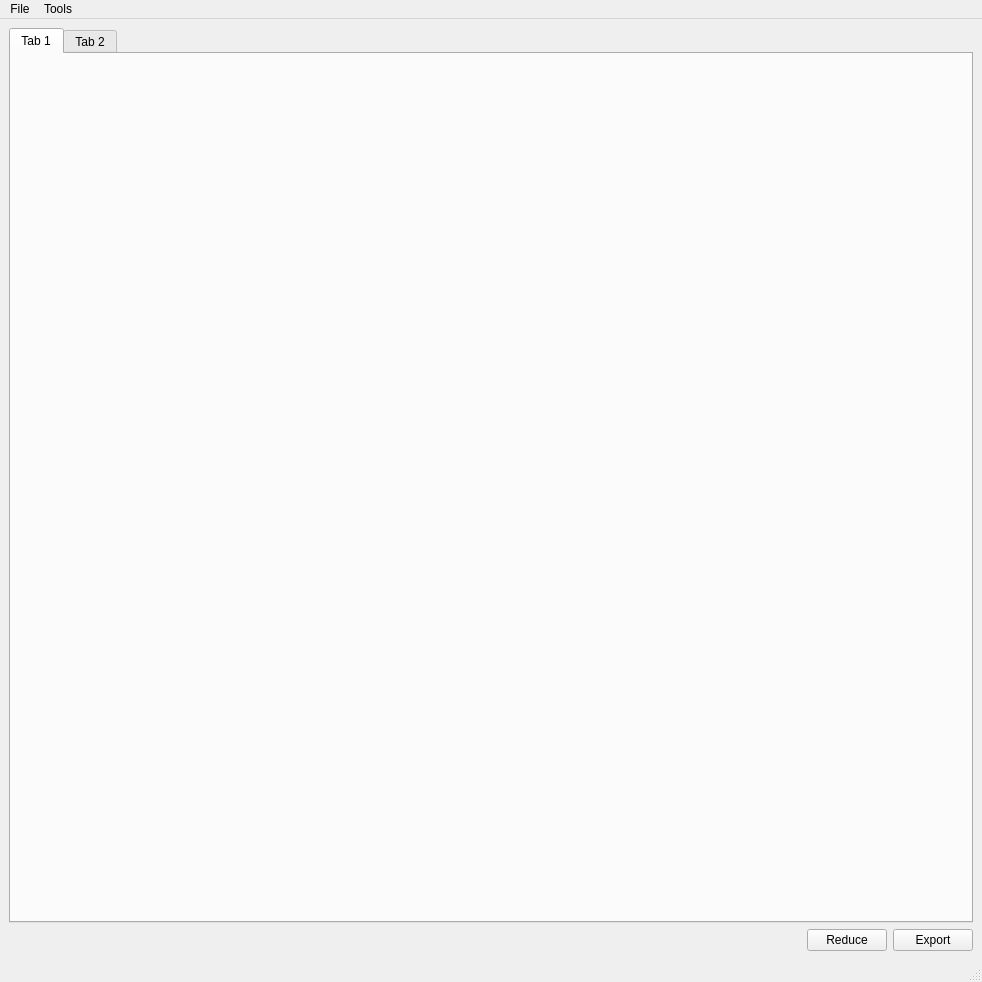
Old version of the form Code/Mantid/scripts/Interface/ui/reduction_main.ui in the repository mantidproject/mantid.
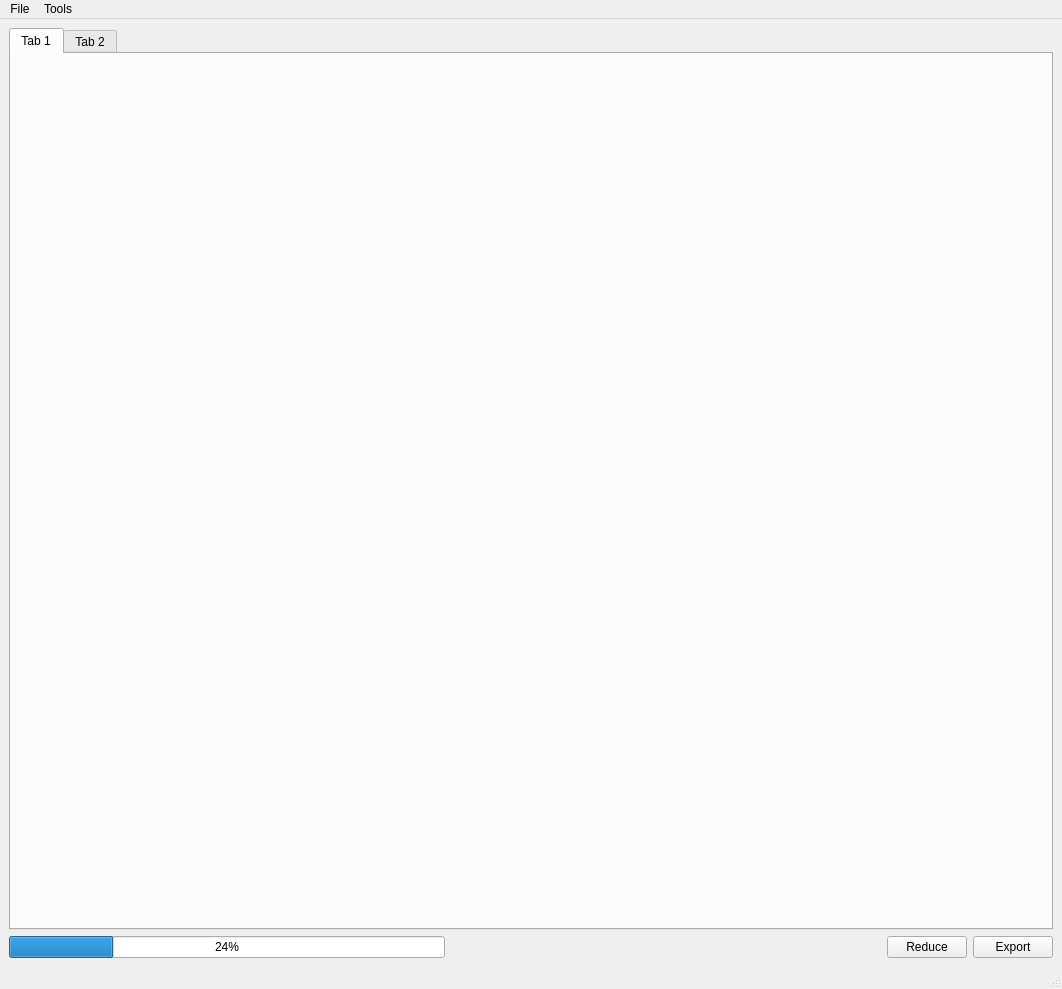
New version of the form.

Commit message: Tidy up reduction code RE #2846

```diff
--- a/Code/Mantid/scripts/Interface/ui/reduction_main.ui
+++ b/Code/Mantid/scripts/Interface/ui/reduction_main.ui
@@ -6,8 +6,8 @@
    <rect>
     <x>0</x>
     <y>0</y>
-    <width>982</width>
-    <height>982</height>
+    <width>1062</width>
+    <height>989</height>
    </rect>
   </property>
   <property name="sizePolicy">
@@ -49,6 +49,13 @@
     </item>
     <item>
      <layout class="QHBoxLayout" name="horizontalLayout">
+      <item>
+       <widget class="QProgressBar" name="progress_bar">
+        <property name="value">
+         <number>24</number>
+        </property>
+       </widget>
+      </item>
       <item>
        <spacer name="horizontalSpacer">
         <property name="orientation">
@@ -91,8 +98,8 @@
     <rect>
      <x>0</x>
      <y>0</y>
-     <width>982</width>
-     <height>25</height>
+     <width>1062</width>
+     <height>22</height>
     </rect>
    </property>
    <widget class="QMenu" name="file_menu">
```
The commit also changes 13 other files.
